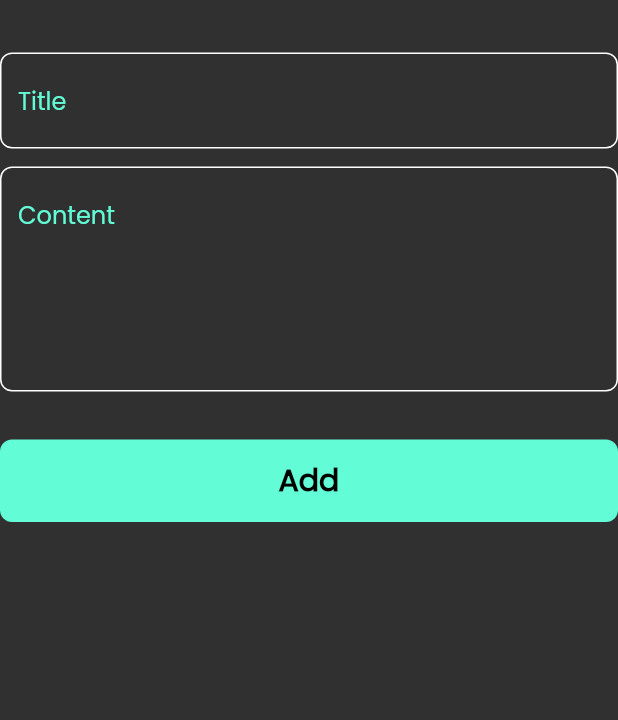
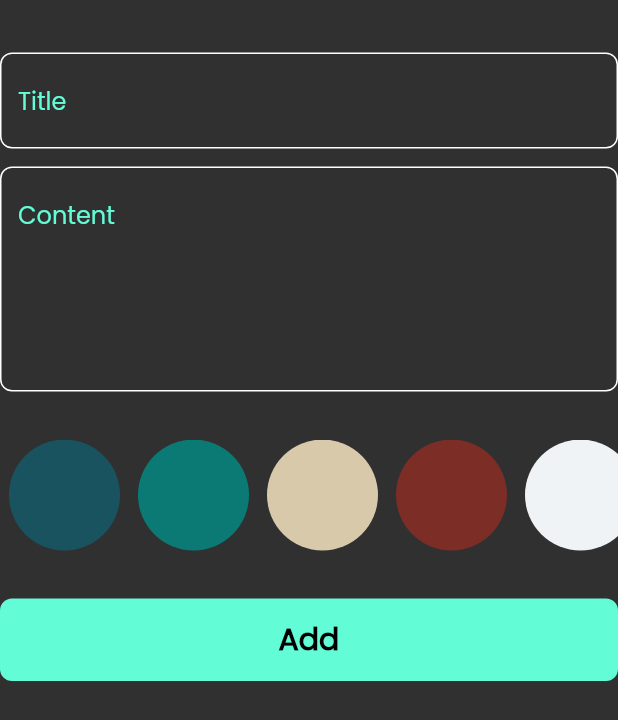
Before and after one commit to ESSAMAZI/notespro, a Flutter app: the AddNoteForm widget shown alone on an empty page, opened directly, on a phone screen of 412 x 824 dp. Shown: the top 720 px of the screen. Run offline on Flutter 3.47's test engine with Material 2 defaults, Android fonts, the light colour scheme and no system bars; our stand-ins replace bloc, flutter_bloc, hive, hive_flutter; accounts and stored records are empty.

Commit message:
colors list view part 2

```diff
--- a/lib/view/widgets/add_note_form.dart
+++ b/lib/view/widgets/add_note_form.dart
@@ -4,6 +4,7 @@ import 'package:intl/intl.dart';
 import 'package:notepro/cubits/add_note_cubit/add_note_cubit.dart';
 import 'package:notepro/cubits/add_note_cubit/add_note_state.dart';
 import 'package:notepro/model/note_model.dart';
+import 'package:notepro/view/widgets/color_list_view.dart';
 
 import 'custom_button.dart';
 import 'custom_text_field.dart';
@@ -44,6 +45,9 @@ class _AddNoteFormState extends State<AddNoteForm> {
             },
           ),
           const SizedBox(height: 32),
+          //اضافة الالوان
+          const ColorsListView(),
+          const SizedBox(height: 32),
           BlocBuilder<AddNoteCubit, AddNoteState>(
             builder: (context, state) {
               return CustomButton(
--- a/lib/view/widgets/color_list_view.dart
+++ b/lib/view/widgets/color_list_view.dart
@@ -1,28 +1,64 @@
 import 'package:flutter/material.dart';
 
 class ColorItme extends StatelessWidget {
-  const ColorItme({Key? key}) : super(key: key);
+  const ColorItme({Key? key, required this.isActive, required this.color})
+      : super(key: key);
 
+  final bool isActive;
+
+  final Color color;
   @override
   Widget build(BuildContext context) {
-    return const CircleAvatar(
-      radius: 37,
-      backgroundColor: Colors.blue,
-    );
+    return isActive
+        ? CircleAvatar(
+            radius: 37,
+            backgroundColor: color,
+            child: CircleAvatar(
+              radius: 35,
+              backgroundColor: color,
+            ),
+          )
+        : CircleAvatar(
+            radius: 37,
+            backgroundColor: color,
+          );
   }
 }
 
-class ColorsListView extends StatelessWidget {
+class ColorsListView extends StatefulWidget {
   const ColorsListView({Key? key}) : super(key: key);
 
+  @override
+  State<ColorsListView> createState() => _ColorsListViewState();
+}
+
+class _ColorsListViewState extends State<ColorsListView> {
+  int currentIndex = 0;
+  //color palette generator
+  List<Color> colors = const [
+    Color(0xff19535f),
+    Color(0xff0b7a75),
+    Color(0xffD7C9AA),
+    Color(0xff7B2D26),
+    Color(0xffF0F3F5),
+  ];
   @override
   Widget build(BuildContext context) {
     return SizedBox(
       height: 37 * 2,
       child: ListView.builder(
-        itemCount: 10,
+        itemCount: colors.length,
         scrollDirection: Axis.horizontal,
-        itemBuilder: (context, index) => const ColorItme(),
+        itemBuilder: (context, index) => Padding(
+          padding: const EdgeInsets.symmetric(horizontal: 6),
+          child: GestureDetector(
+              onTap: () {
+                setState(() {});
+                currentIndex = index;
+              },
+              child: ColorItme(
+                  color: colors[index], isActive: currentIndex == index)),
+        ),
       ),
     );
   }
```
